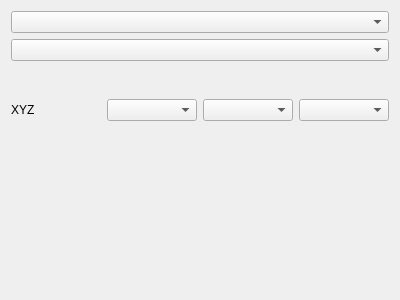
Old version of the form plugins/filters/convertheightnormalmap/wdg_convert_height_to_normal_map.ui in the repository KDE/krita.
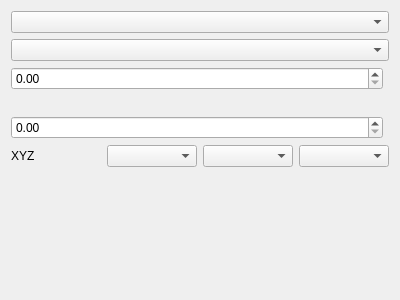
New version of the form. Custom widgets are drawn as their Qt base class.

Commit message:
ui: Fix Designer not rendering KisDoubleSliderSpinBox as QDoubleSpinBox
Part-of: <https://invent.kde.org/graphics/krita/-/merge_requests/1742>

Diff of the .ui file:
```diff
--- a/plugins/filters/convertheightnormalmap/wdg_convert_height_to_normal_map.ui
+++ b/plugins/filters/convertheightnormalmap/wdg_convert_height_to_normal_map.ui
@@ -91,7 +91,7 @@
   </customwidget>
   <customwidget>
    <class>KisDoubleSliderSpinBox</class>
-   <extends>QWidget</extends>
+   <extends>QDoubleSpinBox</extends>
    <header>kis_slider_spin_box.h</header>
    <container>1</container>
   </customwidget>
```
The commit also changes 54 other files.
